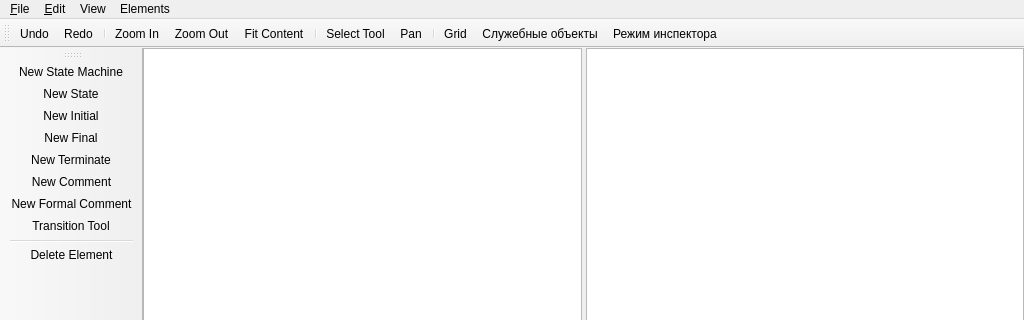
This is smeditor_window.ui in dralex/CyberiadaHSM-Editor as Qt 5 draws it before an edit; both pictures show x 0 to 1024 and y 0 to 320 of the 1024 by 768 pixel window. The edited form follows.
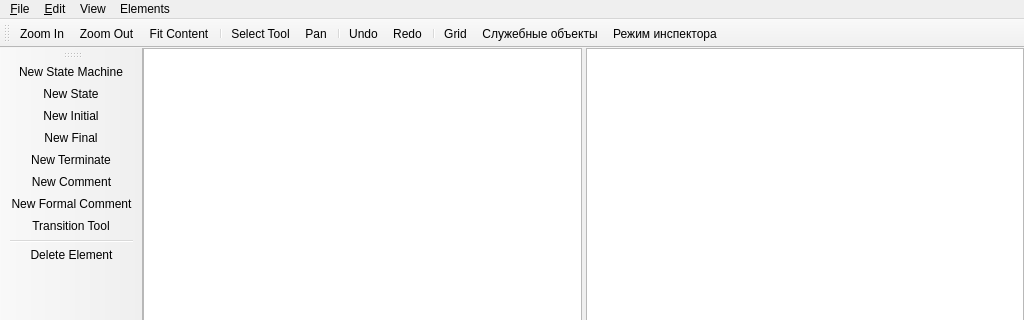
This is the edited form. Icons and pictures are not drawn. Custom widgets are drawn as their Qt base class.

Commit message: move the undo and redo buttons after the cursor and hand tools

The edit to the form file:
```diff
--- a/smeditor_window.ui
+++ b/smeditor_window.ui
@@ -148,9 +148,6 @@
    <attribute name="toolBarBreak">
     <bool>false</bool>
    </attribute>
-   <addaction name="actionUndo"/>
-   <addaction name="actionRedo"/>
-   <addaction name="separator"/>
    <addaction name="actionZoomIn"/>
    <addaction name="actionZoomOut"/>
    <addaction name="actionFitContent"/>
@@ -158,6 +155,9 @@
    <addaction name="actionSelectTool"/>
    <addaction name="actionPan"/>
    <addaction name="separator"/>
+   <addaction name="actionUndo"/>
+   <addaction name="actionRedo"/>
+   <addaction name="separator"/>
    <addaction name="actionGridVisibility"/>
    <addaction name="actionServiceObjects"/>
    <addaction name="actionInspectorMode"/>
```
